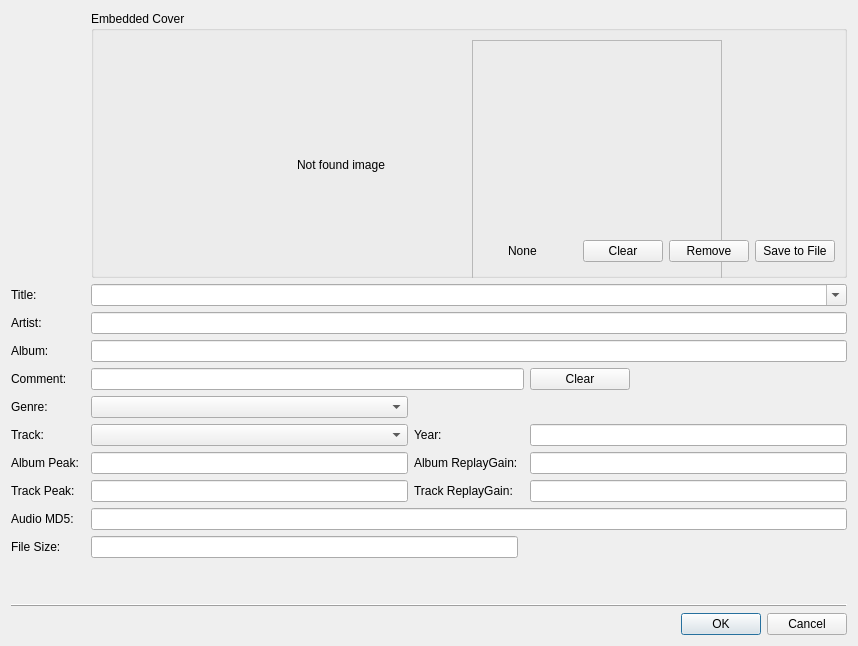
Above: src/widget_shared/tageditpage.ui from billlin0904/xamp2 before the change. Below: the same form after it.
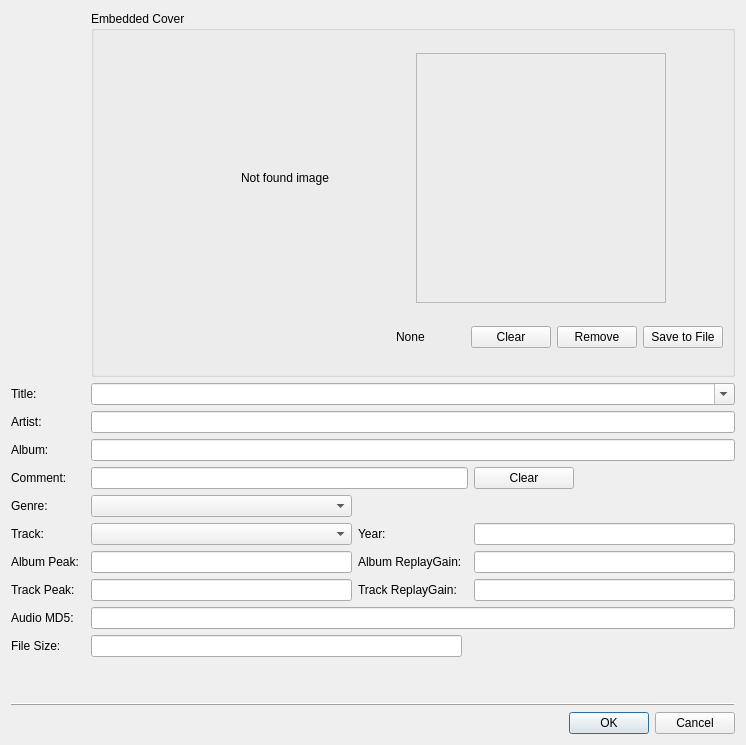
That is the form after the change.

```diff
--- a/src/widget_shared/tageditpage.ui
+++ b/src/widget_shared/tageditpage.ui
@@ -6,8 +6,8 @@
    <rect>
     <x>0</x>
     <y>0</y>
-    <width>858</width>
-    <height>646</height>
+    <width>746</width>
+    <height>745</height>
    </rect>
   </property>
   <property name="windowTitle">
@@ -193,12 +193,6 @@
    </item>
    <item row="0" column="2" colspan="4">
     <widget class="QGroupBox" name="groupBox">
-     <property name="minimumSize">
-      <size>
-       <width>0</width>
-       <height>200</height>
-      </size>
-     </property>
      <property name="title">
       <string>Embedded Cover</string>
      </property>
```
